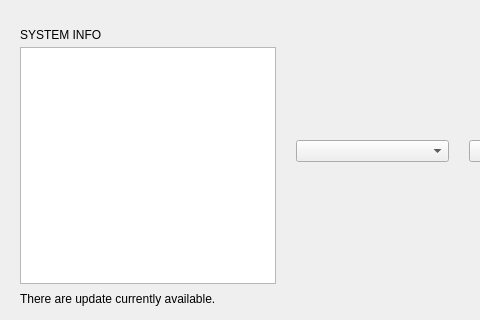
First picture: the form in shared/stacer/Pages/Dashboard/dashboard_page.ui, repository s4solutionsllc/Nexis, before the edit; both pictures show x 0 to 480 and y 263 to 583 of the 811 by 583 pixel window.
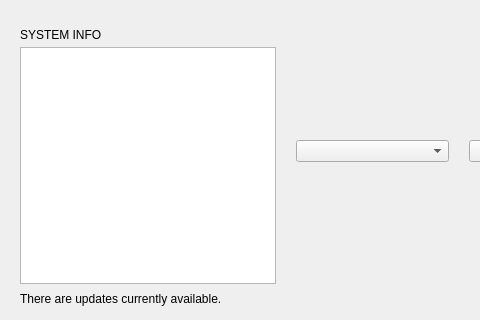
Second picture: the form after the edit.

Diff of the .ui file:
```diff
--- a/shared/stacer/Pages/Dashboard/dashboard_page.ui
+++ b/shared/stacer/Pages/Dashboard/dashboard_page.ui
@@ -307,7 +307,7 @@
       <item alignment="Qt::AlignLeft|Qt::AlignVCenter">
        <widget class="QLabel" name="lblUpdateBarText">
         <property name="text">
-         <string>There are update currently available.</string>
+         <string>There are updates currently available.</string>
         </property>
        </widget>
       </item>
```
